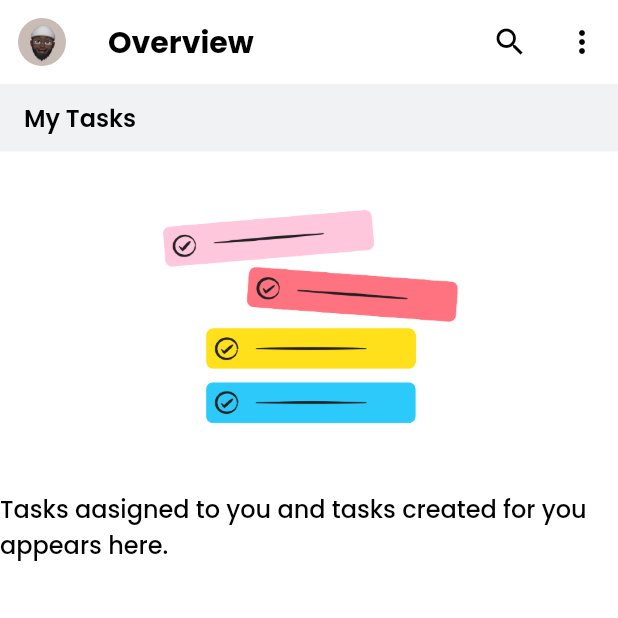
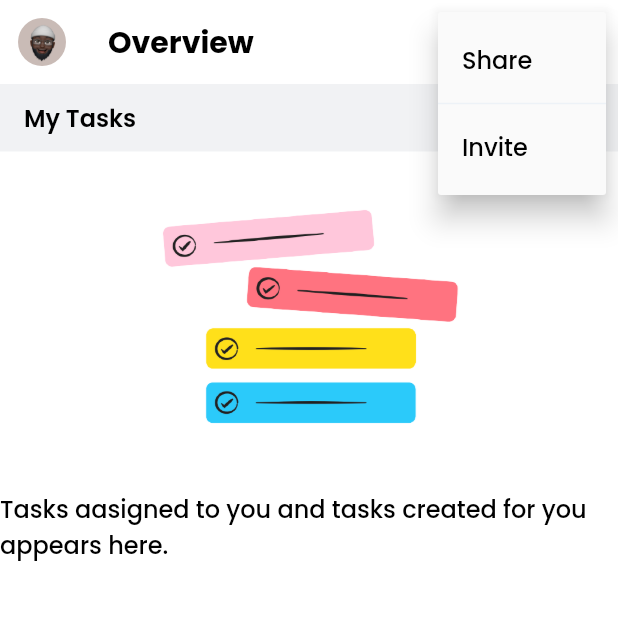
Before and after one commit to iamEtornam/Tasky-Mobile-App, a Flutter app: the OverView screen opened directly, after a tap on the "more vert" icon, on a phone screen of 412 x 824 dp, the top half of it. Run offline on Flutter 3.47's test engine with Material 2 defaults, Android fonts, the phone set to English and light mode, and no system bars; our stand-ins replace bot_toast, dotted_border, firebase_analytics, firebase_auth, firebase_core, firebase_crashlytics and 13 more; missing offline and left inert: apple_sign_in, flutter_custom_dialog, flutter_image_stack, groovin_widgets, sample_data, strings and 2 more; accounts and stored records are empty.

Commit message:
Update custom_appbar_widget.dart

```diff
--- a/lib/shared_widgets/custom_appbar_widget.dart
+++ b/lib/shared_widgets/custom_appbar_widget.dart
@@ -3,6 +3,7 @@ import 'dart:math';
 import 'package:flutter/material.dart';
 import 'package:get_it/get_it.dart';
 import 'package:tasky_app/utils/local_storage.dart';
+import 'package:tasky_app/views/search/search_view.dart';
 
 final LocalStorage _localStorage = GetIt.I.get<LocalStorage>();
 
@@ -52,8 +53,39 @@ class CustomAppBarWidget extends StatelessWidget
             .copyWith(fontWeight: FontWeight.bold),
       ),
       actions: [
-        IconButton(icon: Icon(Icons.search), onPressed: () {}),
-        IconButton(icon: Icon(Icons.more_vert), onPressed: () {}),
+        IconButton(
+            icon: Icon(Icons.search),
+            onPressed: () {
+              showSearch(
+                context: context,
+                delegate: SearchView(),
+              );
+            }),
+        PopupMenuButton(
+          itemBuilder: (context) {
+            var list = <PopupMenuEntry<Object>>[];
+            list.addAll([
+              PopupMenuItem(
+                child: Text("Share",
+                    style: Theme.of(context).textTheme.bodyText1),
+                value: 1,
+              ),
+              PopupMenuDivider(
+                height: 10,
+              ),
+              PopupMenuItem(
+                child: Text(
+                  "Invite",
+                  style: Theme.of(context).textTheme.bodyText1,
+                ),
+                value: 2,
+              )
+            ]);
+            return list;
+          },
+          onSelected: (value) {},
+          icon: Icon(Icons.more_vert),
+        )
       ],
     );
   }
```
